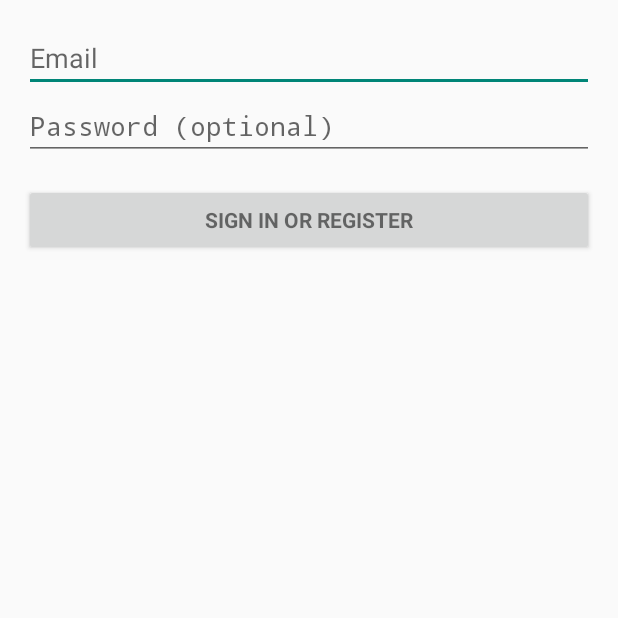
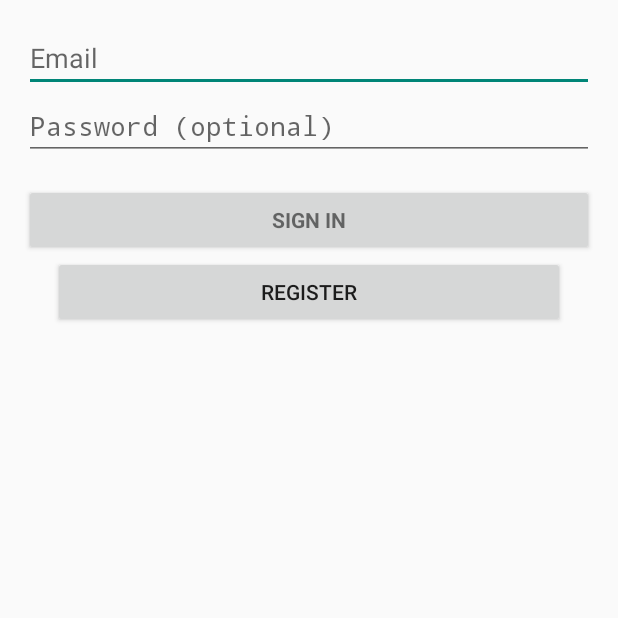
Before and after one commit to jeukel/KoH-MobileApp, an Android app: the LoginActivity screen opened directly, with no data from a screen before it, on a phone screen of 412 x 824 dp, the top half of it. Run offline under Robolectric (Android 15) with nearby library versions, the phone set to English and light mode, and no system bars; 2 statements that could not run were skipped.

Commit message:
se crea actividad de login y registro

```diff
--- a/app/src/main/AndroidManifest.xml
+++ b/app/src/main/AndroidManifest.xml
@@ -17,6 +17,10 @@
             android:label="@string/app_name"
             android:windowSoftInputMode="adjustResize|stateVisible" >
         </activity>
+        <activity
+            android:name=".RegisterActivity"
+            android:label="@string/title_activity_register" >
+        </activity>
     </application>
 
 </manifest>
--- a/app/src/main/java/com/bases_datos/koh_mobileapp/LoginActivity.java
+++ b/app/src/main/java/com/bases_datos/koh_mobileapp/LoginActivity.java
@@ -7,6 +7,7 @@ import android.app.Activity;
 import android.app.LoaderManager.LoaderCallbacks;
 import android.content.ContentResolver;
 import android.content.CursorLoader;
+import android.content.Intent;
 import android.content.Loader;
 import android.database.Cursor;
 import android.net.Uri;
@@ -28,7 +29,6 @@ import android.widget.TextView;
 
 import java.util.ArrayList;
 import java.util.List;
-
 
 /**
  * A login screen that offers login via email/password.
@@ -84,6 +84,12 @@ public class LoginActivity extends Activity implements LoaderCallbacks<Cursor> {
 
         mLoginFormView = findViewById(R.id.login_form);
         mProgressView = findViewById(R.id.login_progress);
+        findViewById(R.id.button).setOnClickListener(new OnClickListener() {
+            @Override
+            public void onClick(View v) {
+                startActivity(new Intent(LoginActivity.this, RegisterActivity.class));
+            }
+        });
     }
 
     private void populateAutoComplete() {
--- a/app/src/main/res/layout/activity_login.xml
+++ b/app/src/main/res/layout/activity_login.xml
@@ -4,7 +4,7 @@
     android:orientation="vertical" android:paddingBottom="@dimen/activity_vertical_margin"
     android:paddingLeft="@dimen/activity_horizontal_margin"
     android:paddingRight="@dimen/activity_horizontal_margin"
-    android:paddingTop="@dimen/activity_vertical_margin" tools:context=".LoginActivity">
+    android:paddingTop="@dimen/activity_vertical_margin" tools:context=".RegisterActivity">
 
     <!-- Login progress -->
     <ProgressBar android:id="@+id/login_progress" style="?android:attr/progressBarStyleLarge"
@@ -12,8 +12,7 @@
         android:layout_marginBottom="8dp" android:visibility="gone" />
 
     <ScrollView android:id="@+id/login_form" android:layout_width="match_parent"
-        android:layout_height="match_parent"
-        android:fillViewport="false">
+        android:layout_height="match_parent">
 
         <LinearLayout android:id="@+id/email_login_form" android:layout_width="match_parent"
             android:layout_height="wrap_content" android:orientation="vertical">
@@ -32,8 +31,15 @@
 
             <Button android:id="@+id/email_sign_in_button" style="?android:textAppearanceSmall"
                 android:layout_width="match_parent" android:layout_height="wrap_content"
-                android:layout_marginTop="16dp" android:text="@string/action_sign_in"
+                android:layout_marginTop="16dp" android:text="@string/action_sign_in_short"
                 android:textStyle="bold" />
+
+            <Button
+                android:layout_width="341dp"
+                android:layout_height="wrap_content"
+                android:text="Register"
+                android:id="@+id/button"
+                android:layout_gravity="center_horizontal" />
 
         </LinearLayout>
     </ScrollView>
--- /dev/null
+++ b/app/src/main/res/values-w820dp/dimens.xml
@@ -0,0 +1,6 @@
+<resources>
+    <!-- Example customization of dimensions originally defined in res/values/dimens.xml
+         (such as screen margins) for screens with more than 820dp of available width. This
+         would include 7" and 10" devices in landscape (~960dp and ~1280dp respectively). -->
+    <dimen name="activity_horizontal_margin">64dp</dimen>
+</resources>
--- a/app/src/main/res/values/strings.xml
+++ b/app/src/main/res/values/strings.xml
@@ -1,3 +1,7 @@
 <resources>
     <string name="app_name">KoH-MobileApp</string>
+    <string name="title_activity_register">RegisterActivity</string>
+
+    <string name="hello_world">Hello world!</string>
+    <string name="action_settings">Settings</string>
 </resources>
```
Also changed, not shown: app/build.gradle (+2 -18 lines), app/src/main/java/com/bases_datos/koh_mobileapp/RegisterActivity.java (added, +37 -0 lines), app/src/main/res/layout/activity_register.xml (added, +45 -0 lines), app/src/main/res/menu/menu_register.xml (added, +7 -0 lines), build.gradle (+15 -0 lines), gradle.properties (added, +18 -0 lines), gradle/wrapper/gradle-wrapper.properties, 7 other files.
